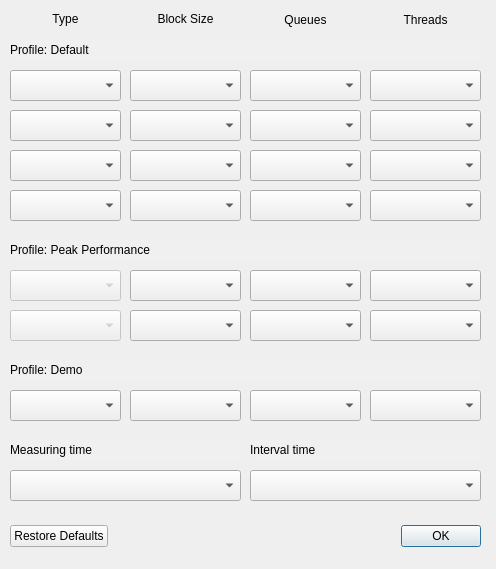
First picture: the form in src/settings.ui, repository JonMagon/KDiskMark, before the edit.
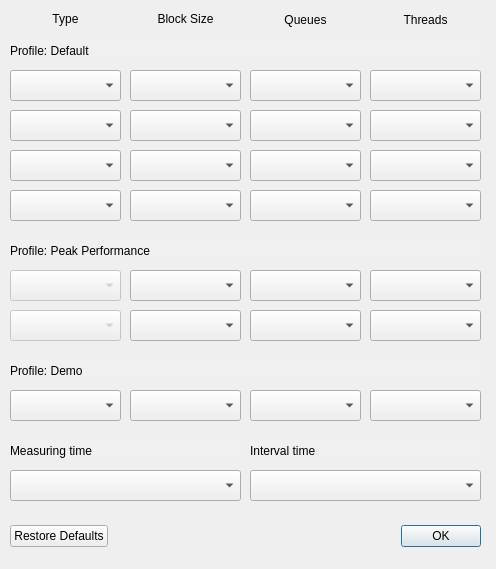
Second picture: the form after the edit.

The edit to the form file:
```diff
--- a/src/settings.ui
+++ b/src/settings.ui
@@ -244,7 +244,7 @@
      <x>10</x>
      <y>40</y>
      <width>471</width>
-     <height>20</height>
+     <height>21</height>
     </rect>
    </property>
    <property name="autoFillBackground">
@@ -322,7 +322,7 @@
      <x>10</x>
      <y>240</y>
      <width>471</width>
-     <height>20</height>
+     <height>21</height>
     </rect>
    </property>
    <property name="autoFillBackground">
@@ -433,7 +433,7 @@
      <x>10</x>
      <y>360</y>
      <width>471</width>
-     <height>20</height>
+     <height>21</height>
     </rect>
    </property>
    <property name="autoFillBackground">
@@ -495,7 +495,7 @@
      <x>10</x>
      <y>440</y>
      <width>231</width>
-     <height>20</height>
+     <height>21</height>
     </rect>
    </property>
    <property name="autoFillBackground">
@@ -517,7 +517,7 @@
      <x>250</x>
      <y>440</y>
      <width>231</width>
-     <height>20</height>
+     <height>21</height>
     </rect>
    </property>
    <property name="autoFillBackground">
```
Left out of the diff: 10 changed lines with no effect on the pictures.
